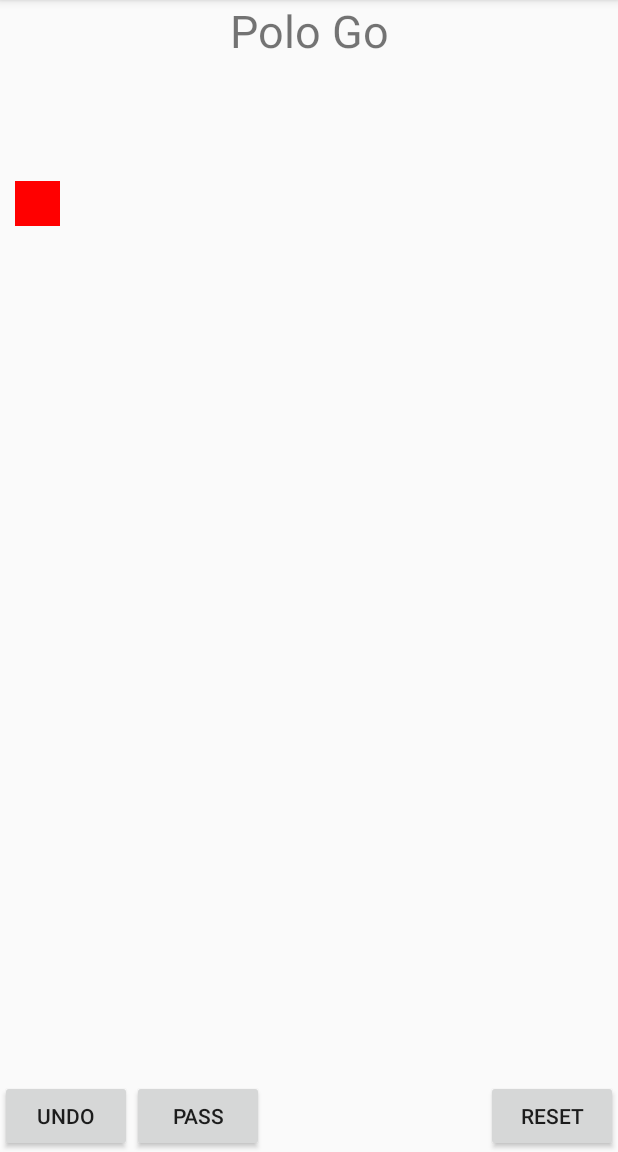
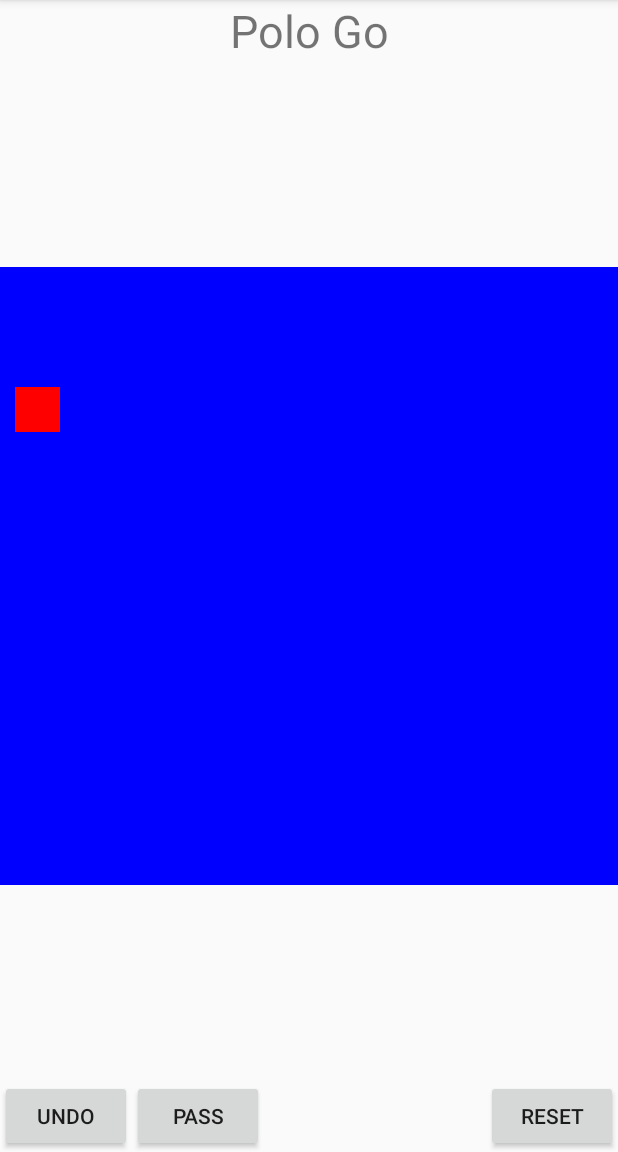
Before and after one commit to polo-language/go-android, an Android app: the BoardActivity screen opened directly, with no data from a screen before it, on a phone screen of 412 x 824 dp, the part 84-1236 px from its top. Run offline under Robolectric (Android 15) with nearby library versions, the phone set to English and light mode, and no system bars.

Commit message:
Game screen moved to RelativeLayout (from LinearLayout).

```diff
--- a/app/src/main/java/com/example/pololanguage/gotest/BoardFragment.java
+++ b/app/src/main/java/com/example/pololanguage/gotest/BoardFragment.java
@@ -7,7 +7,7 @@ import android.util.Log;
 import android.view.LayoutInflater;
 import android.view.View;
 import android.view.ViewGroup;
-import android.widget.LinearLayout;
+import android.widget.RelativeLayout;
 
 public class BoardFragment extends Fragment {
   private int boardSize;
@@ -29,14 +29,14 @@ public class BoardFragment extends Fragment {
 
   @Override
   public void onViewCreated(View view, Bundle savedInstanceState) {
-    /*DisplayMetrics displayMetrics = getActivity().getResources().getDisplayMetrics();
-    int boardWidth = Math.max(displayMetrics.widthPixels,
+    DisplayMetrics displayMetrics = getActivity().getResources().getDisplayMetrics();
+    int boardWidth = Math.min(displayMetrics.widthPixels,
                               displayMetrics.heightPixels);
-    */
     View boardContainer = getActivity().findViewById(R.id.board_container);
-    //boardContainer.setLayoutParams(new LinearLayout.LayoutParams(boardWidth, boardWidth));
-
-    //boardContainer.setBackgroundColor(0xFF0000FF);
+    RelativeLayout.LayoutParams layoutParams = new RelativeLayout.LayoutParams(boardWidth, boardWidth);
+    layoutParams.addRule(RelativeLayout.CENTER_VERTICAL);
+    boardContainer.setLayoutParams(layoutParams);
+    boardContainer.setBackgroundColor(0xFF0000FF);
     View testView = getActivity().findViewById(R.id.test_view_on_board);
     testView.setBackgroundColor(0xFFFF0000);
   }
--- a/app/src/main/res/layout/game.xml
+++ b/app/src/main/res/layout/game.xml
@@ -1,5 +1,6 @@
 <?xml version="1.0" encoding="utf-8"?>
-<LinearLayout xmlns:android="http://schemas.android.com/apk/res/android"
+<RelativeLayout xmlns:android="http://schemas.android.com/apk/res/android"
+    android:id="@+id/board_screen_layout"
     android:layout_width="match_parent"
     android:layout_height="match_parent"
     android:orientation="vertical">
@@ -7,20 +8,22 @@
     <TextView
         android:layout_width="match_parent"
         android:layout_height="wrap_content"
+        android:layout_alignParentTop="true"
         android:gravity="center"
-        android:textSize="30dp"
+        android:textSize="30sp"
         android:text="@string/game_header" />
 
     <FrameLayout
         android:id="@+id/board_container"
         android:layout_width="match_parent"
         android:layout_height="0dp"
-        android:layout_weight="1" />
+        android:layout_centerVertical="true" />
 
     <LinearLayout
         android:layout_width="match_parent"
         android:layout_height="wrap_content"
-        android:orientation="horizontal">
+        android:orientation="horizontal"
+        android:layout_alignParentBottom="true">
         <Button
             android:id="@+id/undo_button"
             android:layout_width="wrap_content"
@@ -43,4 +46,4 @@
             />
     </LinearLayout>
 
-</LinearLayout>
+</RelativeLayout>
```
